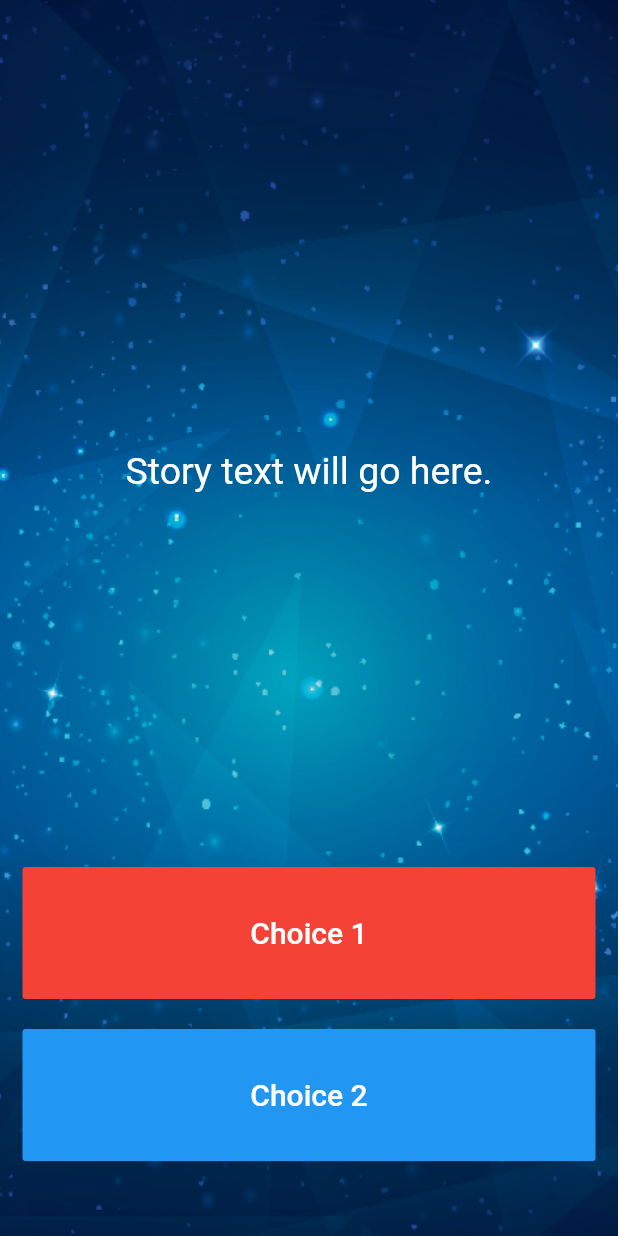
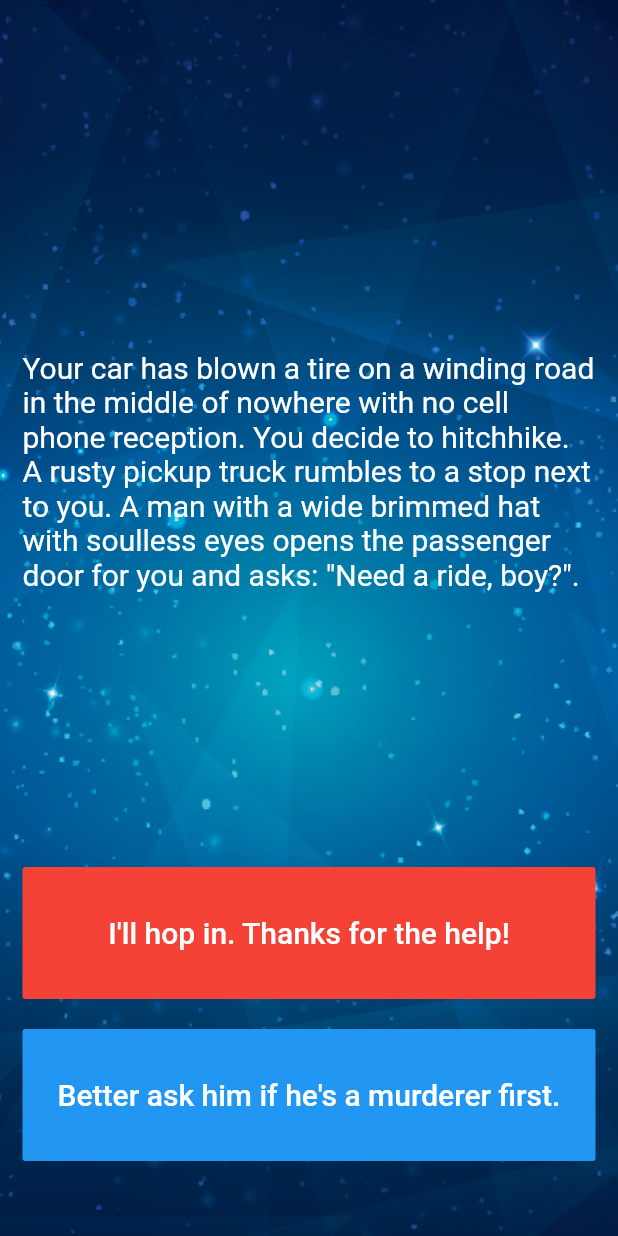
Before and after one commit to imsks/Destini, a Flutter app: the screen it shows after launch, on a phone screen of 412 x 824 dp. Run offline on Flutter 3.47's test engine with Material 2 defaults, Android fonts, the phone set to English and light mode, and no system bars.

Commit message:
Finished Project

```diff
--- a/lib/main.dart
+++ b/lib/main.dart
@@ -1,4 +1,5 @@
 import 'package:flutter/material.dart';
+import 'story_brain.dart';
 
 //TODO: Step 15 - Run the app and see if you can see the screen update with the first story. Delete this TODO if it looks as you expected.
 
@@ -14,6 +15,7 @@ class Destini extends StatelessWidget {
 }
 
 //TODO: Step 9 - Create a new storyBrain object from the StoryBrain class.
+StoryBrain storyBrain = new StoryBrain();
 
 class StoryPage extends StatefulWidget {
   _StoryPageState createState() => _StoryPageState();
@@ -41,9 +43,9 @@ class _StoryPageState extends State<StoryPage> {
                 child: Center(
                   child: Text(
                     //TODO: Step 10 - use the storyBrain to get the first story title and display it in this Text Widget.
-                    'Story text will go here.',
+                    storyBrain.getStory(),
                     style: TextStyle(
-                      fontSize: 25.0,
+                      fontSize: 20.0,
                     ),
                   ),
                 ),
@@ -54,11 +56,14 @@ class _StoryPageState extends State<StoryPage> {
                   onPressed: () {
                     //Choice 1 made by user.
                     //TODO: Step 18 - Call the nextStory() method from storyBrain and pass the number 1 as the choice made by the user.
+                    setState(() {
+                      storyBrain.nextStory(1);
+                    });
                   },
                   color: Colors.red,
                   child: Text(
                     //TODO: Step 13 - Use the storyBrain to get the text for choice 1.
-                    'Choice 1',
+                    storyBrain.getChoice1(),
                     style: TextStyle(
                       fontSize: 20.0,
                     ),
@@ -72,17 +77,23 @@ class _StoryPageState extends State<StoryPage> {
                 flex: 2,
                 //TODO: Step 26 - Use a Flutter Visibility Widget to wrap this FlatButton.
                 //TODO: Step 28 - Set the "visible" property of the Visibility Widget to equal the output from the buttonShouldBeVisible() method in the storyBrain.
+                child: Visibility(
+                  visible: storyBrain.buttonShouldBeVisible(),
                   child: FlatButton(
                     onPressed: () {
                       //Choice 2 made by user.
                       //TODO: Step 19 - Call the nextStory() method from storyBrain and pass the number 2 as the choice made by the user.
+                      setState(() {
+                        storyBrain.nextStory(2);
+                      });
                     },
                     color: Colors.blue,
                     child: Text(
                       //TODO: Step 14 - Use the storyBrain to get the text for choice 1.
-                    'Choice 2',
+                      storyBrain.getChoice2(),
                       style: TextStyle(
                         fontSize: 20.0,
+                      ),
                     ),
                   ),
                 ),
--- a/lib/story.dart
+++ b/lib/story.dart
@@ -1,10 +1,12 @@
 //TODO: Step 2 - Create a new class called Story.
-class Story {
-  String storyTitle;
-  bool choice1;
-  bool choice2;
-}
 
 //TODO: Step 3 - Create 3 properties for this class, A. storyTitle to store the story text. B. choice1 to store the text for choice 1, C. choice2 to store the text for choice 2.
 
 //TODO: Step 4 - Create a Constructor for this class to be able to initialise the properties created in step 3.
+class Story {
+  String storyTitle;
+  String choice1;
+  String choice2;
+
+  Story(this.storyTitle, this.choice1, this.choice2);
+}
```
Also changed, not shown: lib/story_brain.dart (+75 -31 lines). Lines whose indentation alone changed are shown as unchanged.
